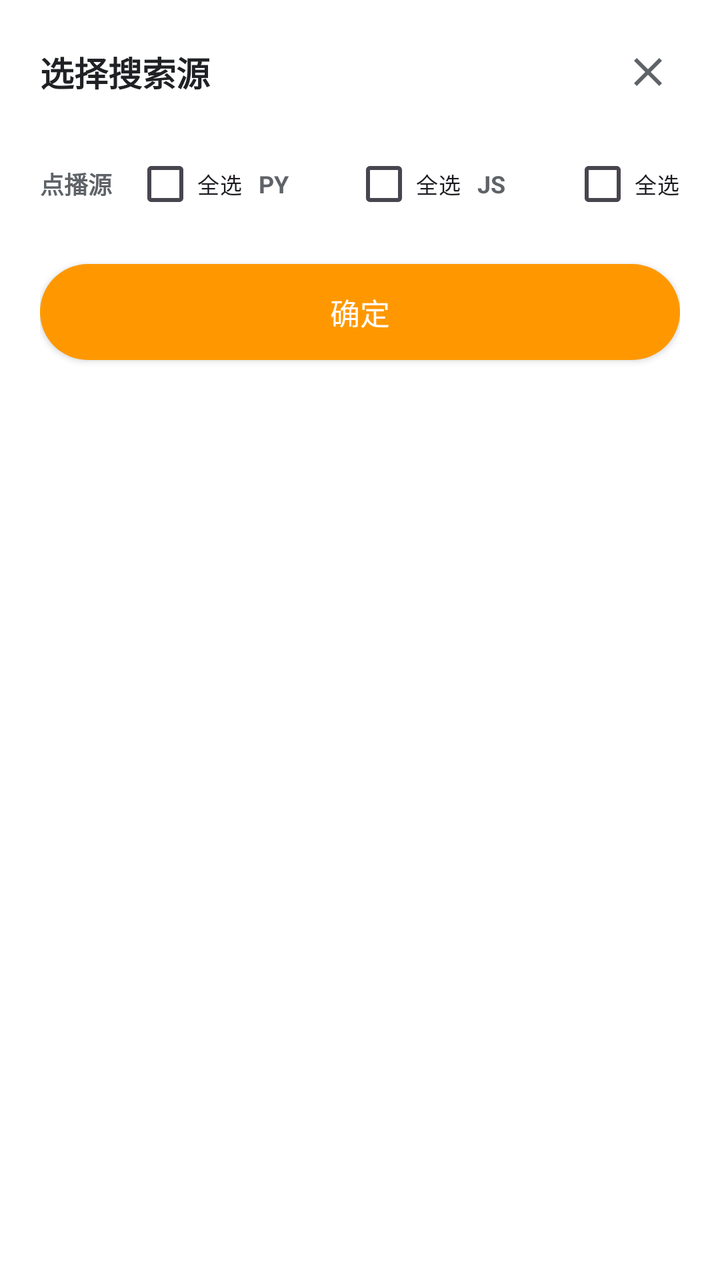
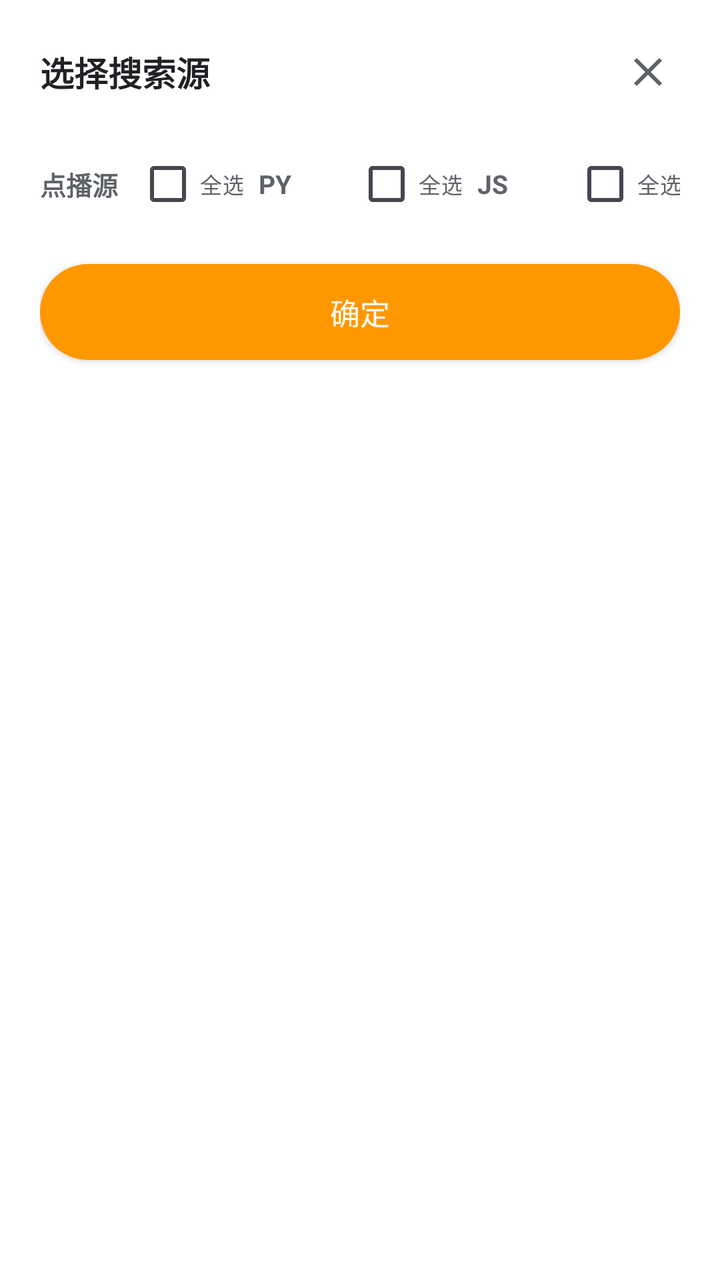

The first picture is an Android layout as it rendered before a commit; the second is the same layout after the commit. The layout source and the unified diff follow.
<!-- AndroidManifest.xml: another module's application theme Theme.App -->
<!-- res/layout/dialog_search_source.xml -->
<?xml version="1.0" encoding="utf-8"?>
<androidx.appcompat.widget.LinearLayoutCompat xmlns:android="http://schemas.android.com/apk/res/android"
    xmlns:app="http://schemas.android.com/apk/res-auto"
    android:layout_width="match_parent"
    android:layout_height="wrap_content"
    android:background="@drawable/xc_dialog_light"
    android:orientation="vertical"
    android:padding="20dp">

    <androidx.appcompat.widget.LinearLayoutCompat
        android:layout_width="match_parent"
        android:layout_height="wrap_content"
        android:gravity="center_vertical"
        android:orientation="horizontal">

        <androidx.appcompat.widget.AppCompatTextView
            android:layout_width="0dp"
            android:layout_height="wrap_content"
            android:layout_weight="1"
            android:text="选择搜索源"
            android:textColor="#202124"
            android:textSize="17sp"
            android:textStyle="bold" />

        <androidx.appcompat.widget.AppCompatImageButton
            android:id="@+id/close"
            android:layout_width="32dp"
            android:layout_height="32dp"
            android:background="?attr/selectableItemBackgroundBorderless"
            android:src="@drawable/ic_action_close"
            app:tint="#5F6368" />

    </androidx.appcompat.widget.LinearLayoutCompat>

    <androidx.appcompat.widget.LinearLayoutCompat
        android:id="@+id/columns"
        android:layout_width="match_parent"
        android:layout_height="wrap_content"
        android:layout_marginTop="16dp"
        android:orientation="horizontal">

        
        <androidx.appcompat.widget.LinearLayoutCompat
            android:id="@+id/vodColumn"
            android:layout_width="0dp"
            android:layout_height="wrap_content"
            android:layout_weight="1"
            android:orientation="vertical">

            <androidx.appcompat.widget.LinearLayoutCompat
                android:layout_width="match_parent"
                android:layout_height="wrap_content"
                android:gravity="center_vertical"
                android:orientation="horizontal">

                <androidx.appcompat.widget.AppCompatTextView
                    android:layout_width="0dp"
                    android:layout_height="wrap_content"
                    android:layout_weight="1"
                    android:text="点播源"
                    android:textColor="#5F6368"
                    android:textSize="12sp"
                    android:textStyle="bold" />

                <androidx.appcompat.widget.AppCompatCheckBox
                    android:id="@+id/vodSelectAll"
                    android:layout_width="wrap_content"
                    android:layout_height="wrap_content"
                    android:text="全选"
                    android:textSize="11sp" />

            </androidx.appcompat.widget.LinearLayoutCompat>

            <androidx.recyclerview.widget.RecyclerView
                android:id="@+id/vodRecycler"
                android:layout_width="match_parent"
                android:layout_height="wrap_content"
                android:maxHeight="300dp"
                app:layoutManager="androidx.recyclerview.widget.LinearLayoutManager" />

        </androidx.appcompat.widget.LinearLayoutCompat>

        
        <androidx.appcompat.widget.LinearLayoutCompat
            android:id="@+id/pyColumn"
            android:layout_width="0dp"
            android:layout_height="wrap_content"
            android:layout_weight="1"
            android:layout_marginStart="8dp"
            android:orientation="vertical">

            <androidx.appcompat.widget.LinearLayoutCompat
                android:layout_width="match_parent"
                android:layout_height="wrap_content"
                android:gravity="center_vertical"
                android:orientation="horizontal">

                <androidx.appcompat.widget.AppCompatTextView
                    android:layout_width="0dp"
                    android:layout_height="wrap_content"
                    android:layout_weight="1"
                    android:text="PY"
                    android:textColor="#5F6368"
                    android:textSize="12sp"
                    android:textStyle="bold" />

                <androidx.appcompat.widget.AppCompatCheckBox
                    android:id="@+id/pySelectAll"
                    android:layout_width="wrap_content"
                    android:layout_height="wrap_content"
                    android:text="全选"
                    android:textSize="11sp" />

            </androidx.appcompat.widget.LinearLayoutCompat>

            <androidx.recyclerview.widget.RecyclerView
                android:id="@+id/pyRecycler"
                android:layout_width="match_parent"
                android:layout_height="wrap_content"
                android:maxHeight="300dp"
                app:layoutManager="androidx.recyclerview.widget.LinearLayoutManager" />

        </androidx.appcompat.widget.LinearLayoutCompat>

        
        <androidx.appcompat.widget.LinearLayoutCompat
            android:id="@+id/jsColumn"
            android:layout_width="0dp"
            android:layout_height="wrap_content"
            android:layout_weight="1"
            android:layout_marginStart="8dp"
            android:orientation="vertical">

            <androidx.appcompat.widget.LinearLayoutCompat
                android:layout_width="match_parent"
                android:layout_height="wrap_content"
                android:gravity="center_vertical"
                android:orientation="horizontal">

                <androidx.appcompat.widget.AppCompatTextView
                    android:layout_width="0dp"
                    android:layout_height="wrap_content"
                    android:layout_weight="1"
                    android:text="JS"
                    android:textColor="#5F6368"
                    android:textSize="12sp"
                    android:textStyle="bold" />

                <androidx.appcompat.widget.AppCompatCheckBox
                    android:id="@+id/jsSelectAll"
                    android:layout_width="wrap_content"
                    android:layout_height="wrap_content"
                    android:text="全选"
                    android:textSize="11sp" />

            </androidx.appcompat.widget.LinearLayoutCompat>

            <androidx.recyclerview.widget.RecyclerView
                android:id="@+id/jsRecycler"
                android:layout_width="match_parent"
                android:layout_height="wrap_content"
                android:maxHeight="300dp"
                app:layoutManager="androidx.recyclerview.widget.LinearLayoutManager" />

        </androidx.appcompat.widget.LinearLayoutCompat>

    </androidx.appcompat.widget.LinearLayoutCompat>

    <androidx.appcompat.widget.AppCompatButton
        android:id="@+id/confirm"
        android:layout_width="match_parent"
        android:layout_height="48dp"
        android:layout_marginTop="16dp"
        android:background="@drawable/xc_capsule_orange"
        android:text="确定"
        android:textColor="#FFFFFF"
        android:textSize="15sp" />

</androidx.appcompat.widget.LinearLayoutCompat>
<!-- resources referenced by this layout -->
<resources>
  <!-- drawable ic_action_close (drawable) -->
  <?xml version="1.0" encoding="utf-8"?>
  <vector xmlns:android="http://schemas.android.com/apk/res/android"
      android:width="24dp"
      android:height="24dp"
      android:viewportWidth="24"
      android:viewportHeight="24">
      <path
          android:fillColor="@android:color/white"
          android:pathData="M19,6.41L17.59,5 12,10.59 6.41,5 5,6.41 10.59,12 5,17.59 6.41,19 12,13.41 17.59,19 19,17.59 13.41,12z" />
  </vector>
  <!-- drawable xc_capsule_orange (drawable) -->
  <?xml version="1.0" encoding="utf-8"?>
  <shape xmlns:android="http://schemas.android.com/apk/res/android"
      android:shape="rectangle">
      <solid android:color="#FF9800" />
      <corners android:radius="24dp" />
  </shape>
  <!-- drawable xc_dialog_light (drawable) -->
  <?xml version="1.0" encoding="utf-8"?>
  <shape xmlns:android="http://schemas.android.com/apk/res/android"
      android:shape="rectangle">
      <solid android:color="#B3FFFFFF" />
      <corners android:radius="16dp" />
      <stroke android:width="1dp" android:color="#40FFFFFF" />
  </shape>
  <style name="Theme.App" parent="Theme.XingChen" />
  <style name="Theme.XingChen" parent="Theme.Material3.DayNight.NoActionBar">
          <item name="android:windowBackground">@android:color/transparent</item>
                <item name="android:colorBackground">@android:color/transparent</item>
          <item name="colorPrimary">#f0a400</item>
          <item name="colorPrimaryVariant">#c07f00</item>
          <item name="colorOnPrimary">@android:color/white</item>
      </style>
</resources>

<!-- the commit's change to res/layout/dialog_search_source.xml (unified diff, before → after) -->
@@ -54,20 +54,26 @@
                 android:orientation="horizontal">
 
                 <androidx.appcompat.widget.AppCompatTextView
-                    android:layout_width="0dp"
+                    android:layout_width="wrap_content"
                     android:layout_height="wrap_content"
-                    android:layout_weight="1"
+                    android:minWidth="48dp"
                     android:text="点播源"
                     android:textColor="#5F6368"
-                    android:textSize="12sp"
+                    android:textSize="13sp"
                     android:textStyle="bold" />
+
+                <View
+                    android:layout_width="0dp"
+                    android:layout_height="1dp"
+                    android:layout_weight="1" />
 
                 <androidx.appcompat.widget.AppCompatCheckBox
                     android:id="@+id/vodSelectAll"
                     android:layout_width="wrap_content"
                     android:layout_height="wrap_content"
                     android:text="全选"
-                    android:textSize="11sp" />
+                    android:textSize="11sp"
+                    android:textColor="#5F6368" />
 
             </androidx.appcompat.widget.LinearLayoutCompat>
 
@@ -96,20 +102,26 @@
                 android:orientation="horizontal">
 
                 <androidx.appcompat.widget.AppCompatTextView
-                    android:layout_width="0dp"
+                    android:layout_width="wrap_content"
                     android:layout_height="wrap_content"
-                    android:layout_weight="1"
+                    android:minWidth="48dp"
                     android:text="PY"
                     android:textColor="#5F6368"
-                    android:textSize="12sp"
+                    android:textSize="13sp"
                     android:textStyle="bold" />
+
+                <View
+                    android:layout_width="0dp"
+                    android:layout_height="1dp"
+                    android:layout_weight="1" />
 
                 <androidx.appcompat.widget.AppCompatCheckBox
                     android:id="@+id/pySelectAll"
                     android:layout_width="wrap_content"
                     android:layout_height="wrap_content"
                     android:text="全选"
-                    android:textSize="11sp" />
+                    android:textSize="11sp"
+                    android:textColor="#5F6368" />
 
             </androidx.appcompat.widget.LinearLayoutCompat>
 
@@ -138,20 +150,26 @@
                 android:orientation="horizontal">
 
                 <androidx.appcompat.widget.AppCompatTextView
-                    android:layout_width="0dp"
+                    android:layout_width="wrap_content"
                     android:layout_height="wrap_content"
-                    android:layout_weight="1"
+                    android:minWidth="48dp"
                     android:text="JS"
                     android:textColor="#5F6368"
-                    android:textSize="12sp"
+                    android:textSize="13sp"
                     android:textStyle="bold" />
+
+                <View
+                    android:layout_width="0dp"
+                    android:layout_height="1dp"
+                    android:layout_weight="1" />
 
                 <androidx.appcompat.widget.AppCompatCheckBox
                     android:id="@+id/jsSelectAll"
                     android:layout_width="wrap_content"
                     android:layout_height="wrap_content"
                     android:text="全选"
-                    android:textSize="11sp" />
+                    android:textSize="11sp"
+                    android:textColor="#5F6368" />
 
             </androidx.appcompat.widget.LinearLayoutCompat>
 
